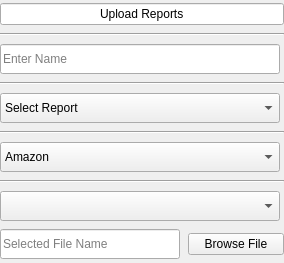
Before: the Qt Designer form windows/project_management/reports_upload.ui in sensehawk/qgis_plugin, drawn with Qt 5.
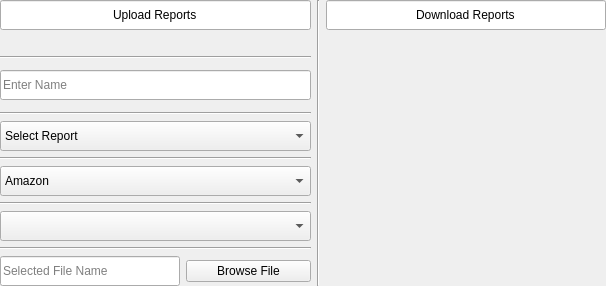
After: the same form once the commit is applied.

Commit message: upload and download completed

The edit to the form file:
```diff
--- a/windows/project_management/reports_upload.ui
+++ b/windows/project_management/reports_upload.ui
@@ -6,14 +6,14 @@
    <rect>
     <x>0</x>
     <y>0</y>
-    <width>284</width>
-    <height>263</height>
+    <width>606</width>
+    <height>286</height>
    </rect>
   </property>
   <property name="windowTitle">
    <string>Form</string>
   </property>
-  <layout class="QGridLayout" name="gridLayout">
+  <layout class="QVBoxLayout" name="verticalLayout">
    <property name="leftMargin">
     <number>0</number>
    </property>
@@ -26,13 +26,32 @@
    <property name="bottomMargin">
     <number>0</number>
    </property>
-   <item row="0" column="0">
-    <layout class="QVBoxLayout" name="verticalLayout">
-     <property name="spacing">
-      <number>8</number>
-     </property>
-     <item>
+   <item>
+    <layout class="QGridLayout" name="gridLayout">
+     <item row="12" column="0" rowspan="2">
+      <widget class="QComboBox" name="aws_bucket">
+       <property name="sizePolicy">
+        <sizepolicy hsizetype="Expanding" vsizetype="Fixed">
+         <horstretch>0</horstretch>
+         <verstretch>0</verstretch>
+        </sizepolicy>
+       </property>
+       <property name="minimumSize">
+        <size>
+         <width>280</width>
+         <height>30</height>
+        </size>
+       </property>
+      </widget>
+     </item>
+     <item row="0" column="0">
       <widget class="QLineEdit" name="lineEdit">
+       <property name="minimumSize">
+        <size>
+         <width>280</width>
+         <height>30</height>
+        </size>
+       </property>
        <property name="text">
         <string>Upload Reports</string>
        </property>
@@ -44,19 +63,19 @@
        </property>
       </widget>
      </item>
-     <item>
-      <widget class="Line" name="line">
-       <property name="orientation">
-        <enum>Qt::Horizontal</enum>
+     <item row="2" column="2" rowspan="14">
+      <layout class="QVBoxLayout" name="download_report_layout">
+       <property name="spacing">
+        <number>7</number>
        </property>
-      </widget>
+      </layout>
      </item>
-     <item>
-      <widget class="QLineEdit" name="file_name">
+     <item row="0" column="2">
+      <widget class="QLineEdit" name="lineEdit_2">
        <property name="sizePolicy">
         <sizepolicy hsizetype="Fixed" vsizetype="Fixed">
-         <horstretch>1</horstretch>
-         <verstretch>1</verstretch>
+         <horstretch>0</horstretch>
+         <verstretch>0</verstretch>
         </sizepolicy>
        </property>
        <property name="minimumSize">
@@ -66,96 +85,17 @@
         </size>
        </property>
        <property name="text">
-        <string/>
+        <string>Download Reports</string>
        </property>
-       <property name="placeholderText">
-        <string>Enter Name </string>
+       <property name="alignment">
+        <set>Qt::AlignCenter</set>
        </property>
-       <property name="clearButtonEnabled">
+       <property name="readOnly">
         <bool>true</bool>
        </property>
       </widget>
      </item>
-     <item>
-      <widget class="Line" name="line_2">
-       <property name="orientation">
-        <enum>Qt::Horizontal</enum>
-       </property>
-      </widget>
-     </item>
-     <item>
-      <widget class="QComboBox" name="report_type">
-       <property name="sizePolicy">
-        <sizepolicy hsizetype="Fixed" vsizetype="Fixed">
-         <horstretch>0</horstretch>
-         <verstretch>0</verstretch>
-        </sizepolicy>
-       </property>
-       <property name="minimumSize">
-        <size>
-         <width>280</width>
-         <height>30</height>
-        </size>
-       </property>
-       <item>
-        <property name="text">
-         <string>Select Report</string>
-        </property>
-       </item>
-      </widget>
-     </item>
-     <item>
-      <widget class="Line" name="line_3">
-       <property name="orientation">
-        <enum>Qt::Horizontal</enum>
-       </property>
-      </widget>
-     </item>
-     <item>
-      <widget class="QComboBox" name="comboBox_2">
-       <property name="sizePolicy">
-        <sizepolicy hsizetype="Fixed" vsizetype="Fixed">
-         <horstretch>0</horstretch>
-         <verstretch>0</verstretch>
-        </sizepolicy>
-       </property>
-       <property name="minimumSize">
-        <size>
-         <width>280</width>
-         <height>30</height>
-        </size>
-       </property>
-       <item>
-        <property name="text">
-         <string>Amazon</string>
-        </property>
-       </item>
-      </widget>
-     </item>
-     <item>
-      <widget class="Line" name="line_4">
-       <property name="orientation">
-        <enum>Qt::Horizontal</enum>
-       </property>
-      </widget>
-     </item>
-     <item>
-      <widget class="QComboBox" name="aws_bucket">
-       <property name="sizePolicy">
-        <sizepolicy hsizetype="Fixed" vsizetype="Fixed">
-         <horstretch>0</horstretch>
-         <verstretch>0</verstretch>
-        </sizepolicy>
-       </property>
-       <property name="minimumSize">
-        <size>
-         <width>280</width>
-         <height>30</height>
-        </size>
-       </property>
-      </widget>
-     </item>
-     <item>
+     <item row="15" column="0">
       <layout class="QHBoxLayout" name="horizontalLayout">
        <item>
         <widget class="QLineEdit" name="file_label">
@@ -191,6 +131,147 @@
        </item>
       </layout>
      </item>
+     <item row="1" column="2">
+      <spacer name="verticalSpacer_3">
+       <property name="orientation">
+        <enum>Qt::Vertical</enum>
+       </property>
+       <property name="sizeType">
+        <enum>QSizePolicy::Fixed</enum>
+       </property>
+       <property name="sizeHint" stdset="0">
+        <size>
+         <width>20</width>
+         <height>20</height>
+        </size>
+       </property>
+      </spacer>
+     </item>
+     <item row="9" column="0" rowspan="2">
+      <widget class="QComboBox" name="comboBox_2">
+       <property name="sizePolicy">
+        <sizepolicy hsizetype="Expanding" vsizetype="Fixed">
+         <horstretch>0</horstretch>
+         <verstretch>0</verstretch>
+        </sizepolicy>
+       </property>
+       <property name="minimumSize">
+        <size>
+         <width>280</width>
+         <height>30</height>
+        </size>
+       </property>
+       <item>
+        <property name="text">
+         <string>Amazon</string>
+        </property>
+       </item>
+      </widget>
+     </item>
+     <item row="1" column="0">
+      <spacer name="verticalSpacer_2">
+       <property name="orientation">
+        <enum>Qt::Vertical</enum>
+       </property>
+       <property name="sizeType">
+        <enum>QSizePolicy::Fixed</enum>
+       </property>
+       <property name="sizeHint" stdset="0">
+        <size>
+         <width>20</width>
+         <height>20</height>
+        </size>
+       </property>
+      </spacer>
+     </item>
+     <item row="11" column="0">
+      <widget class="Line" name="line_4">
+       <property name="orientation">
+        <enum>Qt::Horizontal</enum>
+       </property>
+      </widget>
+     </item>
+     <item row="3" column="0" rowspan="2">
+      <widget class="QLineEdit" name="file_name">
+       <property name="sizePolicy">
+        <sizepolicy hsizetype="Expanding" vsizetype="Fixed">
+         <horstretch>1</horstretch>
+         <verstretch>1</verstretch>
+        </sizepolicy>
+       </property>
+       <property name="minimumSize">
+        <size>
+         <width>280</width>
+         <height>30</height>
+        </size>
+       </property>
+       <property name="text">
+        <string/>
+       </property>
+       <property name="placeholderText">
+        <string>Enter Name </string>
+       </property>
+       <property name="clearButtonEnabled">
+        <bool>true</bool>
+       </property>
+      </widget>
+     </item>
+     <item row="5" column="0">
+      <widget class="Line" name="line_2">
+       <property name="orientation">
+        <enum>Qt::Horizontal</enum>
+       </property>
+      </widget>
+     </item>
+     <item row="6" column="0" rowspan="2">
+      <widget class="QComboBox" name="report_type">
+       <property name="sizePolicy">
+        <sizepolicy hsizetype="Expanding" vsizetype="Fixed">
+         <horstretch>0</horstretch>
+         <verstretch>0</verstretch>
+        </sizepolicy>
+       </property>
+       <property name="minimumSize">
+        <size>
+         <width>280</width>
+         <height>30</height>
+        </size>
+       </property>
+       <item>
+        <property name="text">
+         <string>Select Report</string>
+        </property>
+       </item>
+      </widget>
+     </item>
+     <item row="2" column="0">
+      <widget class="Line" name="line">
+       <property name="orientation">
+        <enum>Qt::Horizontal</enum>
+       </property>
+      </widget>
+     </item>
+     <item row="8" column="0">
+      <widget class="Line" name="line_3">
+       <property name="orientation">
+        <enum>Qt::Horizontal</enum>
+       </property>
+      </widget>
+     </item>
+     <item row="14" column="0">
+      <widget class="Line" name="line_5">
+       <property name="orientation">
+        <enum>Qt::Horizontal</enum>
+       </property>
+      </widget>
+     </item>
+     <item row="0" column="1" rowspan="16">
+      <widget class="Line" name="line_6">
+       <property name="orientation">
+        <enum>Qt::Vertical</enum>
+       </property>
+      </widget>
+     </item>
     </layout>
    </item>
   </layout>
```
The commit also changes 2 other files.
